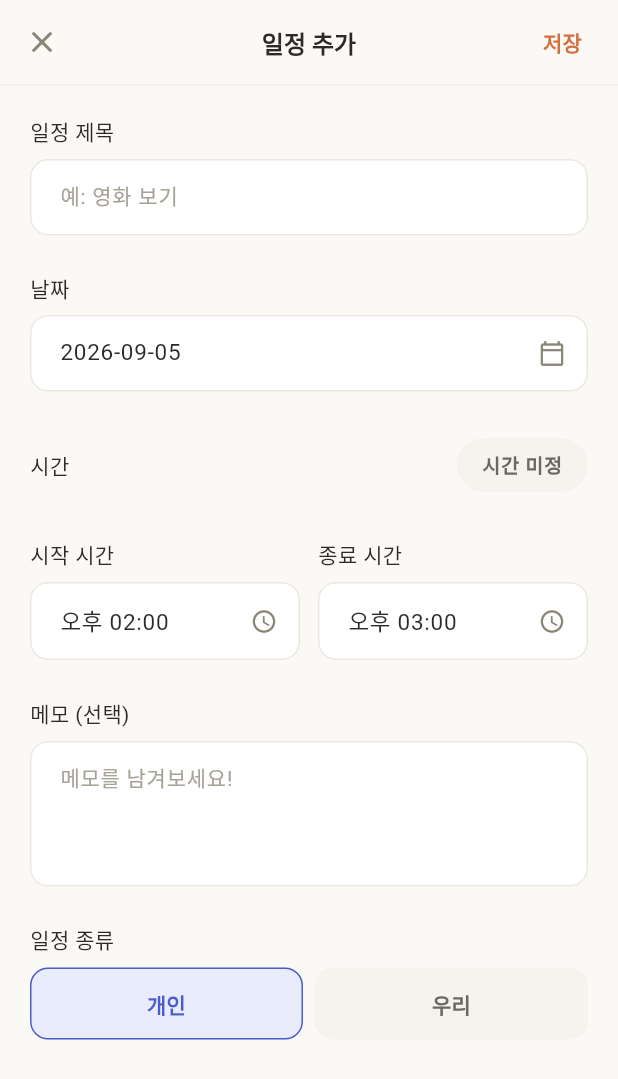
After one commit to kobeay/couple-schedule-app, a Flutter app: the ScheduleFormPage screen opened directly, on a phone screen of 412 x 824 dp. The commit adds this screen. Shown: the top 1079 px of the screen. Run offline on Flutter 3.47's test engine with Material 3 defaults, Android fonts, the phone set to English and light mode, and no system bars; our stand-ins replace flutter_riverpod, table_calendar; Roboto replaces fonts that are missing (Pretendard).

Commit message:
feat: 일정 추가/수정 UI 구현 (#7)

```diff
--- /dev/null
+++ b/lib/features/schedule/presentation/pages/schedule_form_page.dart
@@ -0,0 +1,177 @@
+import 'package:couple_schedule_app/app/theme/app_colors.dart';
+import 'package:couple_schedule_app/features/schedule/presentation/widgets/picker_field.dart';
+import 'package:couple_schedule_app/features/schedule/presentation/widgets/schedule_type_button.dart';
+import 'package:flutter/material.dart';
+import 'package:flutter_riverpod/flutter_riverpod.dart';
+
+class ScheduleFormPage extends ConsumerStatefulWidget {
+  final String initialTitle;
+  final DateTime? initialDate;
+  final bool isEditing;
+
+  const ScheduleFormPage({
+    super.key,
+    this.initialTitle = '',
+    this.initialDate,
+    this.isEditing = false,
+  });
+
+  @override
+  ConsumerState<ScheduleFormPage> createState() => _ScheduleFormPageState();
+}
+
+class _ScheduleFormPageState extends ConsumerState<ScheduleFormPage> {
+  @override
+  Widget build(BuildContext context) {
+    final theme = Theme.of(context);
+    final textTheme = theme.textTheme;
+    final colorScheme = theme.colorScheme;
+
+    return Scaffold(
+      appBar: AppBar(
+        centerTitle: true,
+        title: Text(widget.isEditing ? '일정 수정' : '일정 추가'),
+        leading: IconButton(
+          tooltip: '닫기',
+          onPressed: () => Navigator.maybePop(context),
+          icon: Icon(Icons.close_rounded),
+          color: AppColors.textIcon,
+        ),
+        actions: [
+          TextButton(onPressed: () {}, child: const Text('저장')),
+          const SizedBox(width: 5),
+        ],
+        bottom: const PreferredSize(
+          preferredSize: Size.fromHeight(1),
+          child: Divider(height: 1),
+        ),
+      ),
+      body: SafeArea(
+        child: SingleChildScrollView(
+          child: Padding(
+            padding: const EdgeInsets.fromLTRB(20, 20, 20, 32),
+            child: Column(
+              crossAxisAlignment: CrossAxisAlignment.stretch,
+              children: [
+                Text('일정 제목', style: textTheme.bodyMedium),
+                const SizedBox(height: 8),
+                TextFormField(
+                  initialValue: widget.initialTitle,
+                  style: textTheme.bodyLarge,
+                  textInputAction: TextInputAction.done,
+                  decoration: InputDecoration(hintText: '예: 영화 보기'),
+                ),
+
+                const SizedBox(height: 25),
+
+                Text('날짜', style: textTheme.bodyMedium),
+                const SizedBox(height: 8),
+                PickerField(
+                  label: '2026-09-05',
+                  icon: Icons.calendar_today_outlined,
+                  onTap: () {},
+                ),
+
+                const SizedBox(height: 25),
+
+                Row(
+                  mainAxisAlignment: MainAxisAlignment.spaceBetween,
+                  children: [
+                    Text('시간', style: textTheme.bodyMedium),
+                    FilterChip(
+                      label: const Text('시간 미정'),
+                      selected: false,
+                      onSelected: (value) => {},
+                      backgroundColor: AppColors.surfaceMuted,
+                      selectedColor: colorScheme.primaryContainer,
+                      checkmarkColor: colorScheme.onPrimaryContainer,
+                      labelStyle: textTheme.labelMedium?.copyWith(
+                        // 시간 미정 선택되면 삼항 연사자 -> colorScheme.onPrimaryContainer로 하기
+                        color: AppColors.textSecondary,
+                      ),
+                      side: BorderSide(
+                        // 시간 미정 선택되면 삼항 연사자 -> AppColors.primaryContainerOutliner로 하기
+                        color: Colors.transparent,
+                      ),
+                      shape: const StadiumBorder(),
+                    ),
+                  ],
+                ),
+
+                const SizedBox(height: 25),
+
+                Row(
+                  children: [
+                    Expanded(
+                      child: Column(
+                        crossAxisAlignment: CrossAxisAlignment.start,
+                        children: [
+                          Text('시작 시간', style: textTheme.bodyMedium),
+                          const SizedBox(height: 8),
+                          PickerField(
+                            label: '오후 02:00',
+                            icon: Icons.access_time_rounded,
+                            onTap: () {},
+                          ),
+                        ],
+                      ),
+                    ),
+                    const SizedBox(width: 12),
+                    Expanded(
+                      child: Column(
+                        crossAxisAlignment: CrossAxisAlignment.start,
+                        children: [
+                          Text('종료 시간', style: textTheme.bodyMedium),
+                          const SizedBox(height: 8),
+                          PickerField(
+                            label: '오후 03:00',
+                            icon: Icons.access_time_rounded,
+                            onTap: () {},
+                          ),
+                        ],
+                      ),
+                    ),
+                  ],
+                ),
+
+                const SizedBox(height: 25),
+
+                Text('메모 (선택)', style: textTheme.bodyMedium),
+                const SizedBox(height: 8),
+                TextFormField(
+                  style: textTheme.bodyLarge,
+                  minLines: 3,
+                  maxLines: 5,
+                  keyboardType: TextInputType.multiline,
+                  decoration: InputDecoration(hintText: '메모를 남겨보세요!'),
+                ),
+
+                const SizedBox(height: 25),
+
+                Text('일정 종류', style: textTheme.bodyMedium),
+                const SizedBox(height: 8),
+                Row(
+                  children: [
+                    ScheduleTypeButton(
+                      label: '개인',
+                      isSelected: true,
+                      isShared: false,
+                      onPressed: () {},
+                    ),
+                    const SizedBox(width: 8),
+                    ScheduleTypeButton(
+                      label: '우리',
+                      isSelected: false,
+                      isShared: false,
+                      onPressed: () {},
+                    ),
+                  ],
+                ),
+              ],
+            ),
+          ),
+        ),
+      ),
+    );
+  }
+}
--- a/lib/features/schedule/presentation/widgets/month_calendar.dart
+++ b/lib/features/schedule/presentation/widgets/month_calendar.dart
@@ -7,6 +7,7 @@ class MonthCalendar extends StatelessWidget {
   final DateTime selectedDay;
   final ValueChanged<DateTime> onDaySelected;
   final ValueChanged<DateTime> onPageChanged;
+  final bool showMarkers;
 
   const MonthCalendar({
     super.key,
@@ -14,6 +15,7 @@ class MonthCalendar extends StatelessWidget {
     required this.selectedDay,
     required this.onDaySelected,
     required this.onPageChanged,
+    this.showMarkers = true,
   });
 
   static const _markers = <int, List<Color>>{
@@ -138,7 +140,7 @@ class MonthCalendar extends StatelessWidget {
         Row(
           mainAxisAlignment: MainAxisAlignment.center,
           children: [
-            for (final color in markers)
+            for (final color in showMarkers ? markers : <Color>[])
               Container(
                 width: 4,
                 height: 4,
--- /dev/null
+++ b/lib/features/schedule/presentation/widgets/picker_field.dart
@@ -0,0 +1,29 @@
+import 'package:flutter/material.dart';
+import 'package:couple_schedule_app/app/theme/app_colors.dart';
+
+class PickerField extends StatelessWidget {
+  final String label;
+  final IconData icon;
+  final VoidCallback onTap;
+
+  const PickerField({
+    super.key,
+    required this.label,
+    required this.icon,
+    required this.onTap,
+  });
+
+  @override
+  Widget build(BuildContext context) {
+    return InkWell(
+      onTap: onTap,
+      borderRadius: BorderRadius.circular(12),
+      child: InputDecorator(
+        decoration: InputDecoration(
+          suffixIcon: Icon(icon, size: 18, color: AppColors.textIcon),
+        ),
+        child: Text(label, style: Theme.of(context).textTheme.bodyLarge),
+      ),
+    );
+  }
+}
--- /dev/null
+++ b/lib/features/schedule/presentation/widgets/schedule_type_button.dart
@@ -0,0 +1,52 @@
+import 'package:flutter/material.dart';
+import 'package:couple_schedule_app/app/theme/app_colors.dart';
+
+class ScheduleTypeButton extends StatelessWidget {
+  final String label;
+  final bool isSelected;
+  final bool isShared;
+  final VoidCallback onPressed;
+
+  const ScheduleTypeButton({
+    super.key,
+    required this.label,
+    required this.isSelected,
+    required this.isShared,
+    required this.onPressed,
+  });
+
+  @override
+  Widget build(BuildContext context) {
+    return Expanded(
+      child: TextButton(
+        style: TextButton.styleFrom(
+          minimumSize: const Size(0, 48),
+          foregroundColor: !isSelected
+              ? AppColors.textSecondary
+              : isShared
+              ? AppColors.onSharedSchedule
+              : AppColors.onMySchedule,
+
+          backgroundColor: !isSelected
+              ? AppColors.surfaceMuted
+              : isShared
+              ? AppColors.sharedScheduleContainer
+              : AppColors.myScheduleContainer,
+          textStyle: Theme.of(context).textTheme.labelLarge,
+          shape: RoundedRectangleBorder(
+            borderRadius: BorderRadius.circular(12),
+            side: BorderSide(
+              color: !isSelected
+                  ? Colors.transparent
+                  : isShared
+                  ? AppColors.onSharedSchedule
+                  : AppColors.onMySchedule,
+            ),
+          ),
+        ),
+        onPressed: () {},
+        child: Text(label),
+      ),
+    );
+  }
+}
```
Also changed, not shown: lib/features/schedule/presentation/pages/schedule_page.dart (+22 -0 lines), lib/features/schedule/presentation/pages/schedule_page2.dart (deleted, +0 -341 lines), lib/features/schedule/presentation/widgets/schedule_card.dart (+9 -1 lines), 1 other file.
